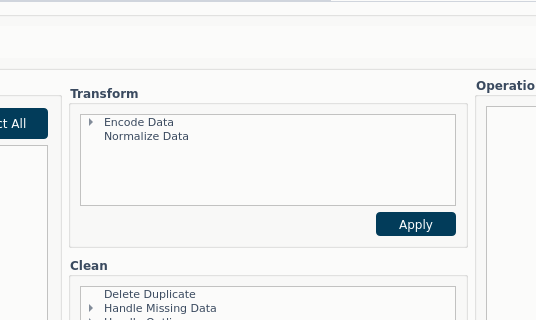
Sadmi-Riad/Minec-Medical, file version0/main.ui: the form before one commit; both pictures show x 217 to 753 and y 93 to 413 of the 1200 by 699 pixel window.
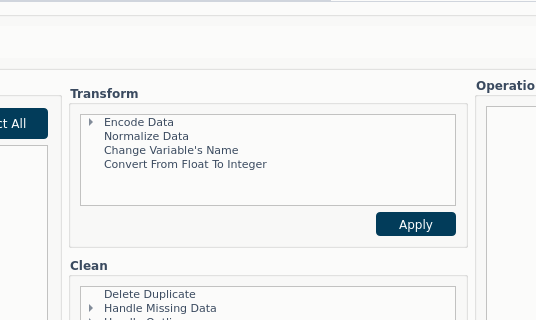
The form after the commit. The open tabs and pages were chosen to show the change.

Patch:
```diff
--- a/version0/main.ui
+++ b/version0/main.ui
@@ -1181,6 +1181,16 @@
                  <string>Normalize Data</string>
                 </property>
                </item>
+               <item>
+                <property name="text">
+                 <string>Change Variable's Name</string>
+                </property>
+               </item>
+               <item>
+                <property name="text">
+                 <string>Convert From Float To Integer</string>
+                </property>
+               </item>
               </widget>
              </item>
             </layout>
```
Left out of the diff: 9 changed lines with no effect on the pictures.
